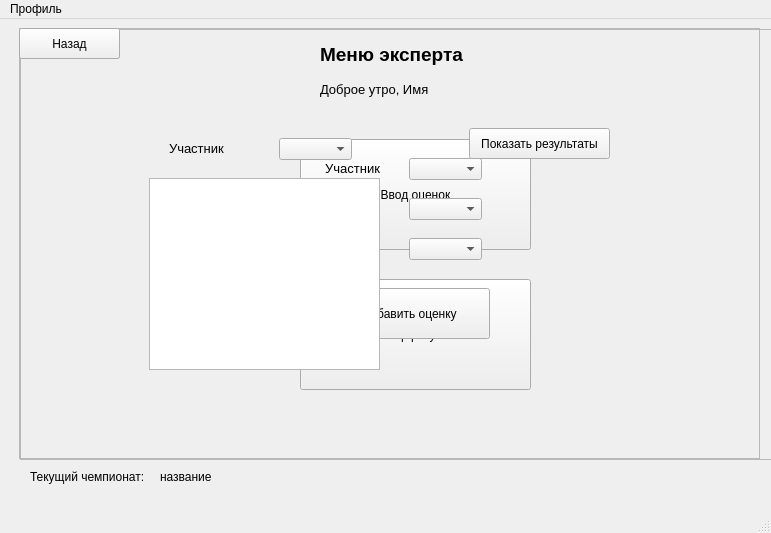
Qt form ui_files/ExpertWindowUi.ui (antons201/WorldSkills__CourseWork) before a commit.
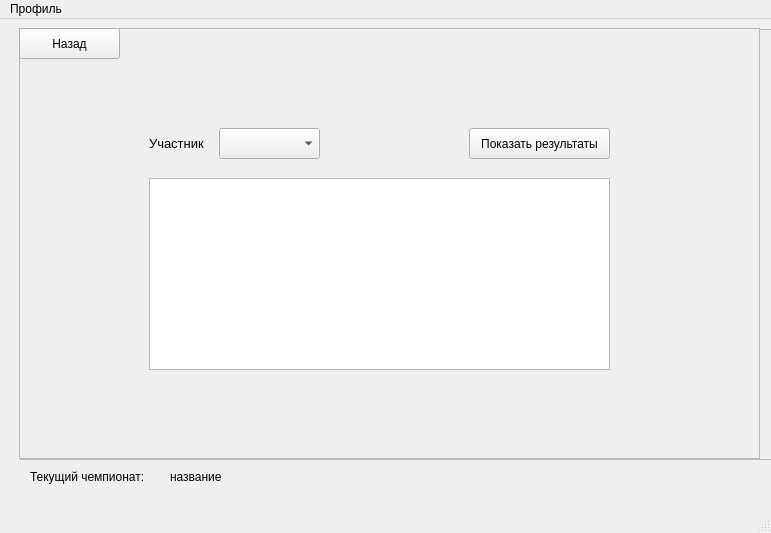
The same form after that commit.

The edit to the form file:
```diff
--- a/ui_files/ExpertWindowUi.ui
+++ b/ui_files/ExpertWindowUi.ui
@@ -23,6 +23,9 @@
       <height>431</height>
      </rect>
     </property>
+    <property name="autoFillBackground">
+     <bool>true</bool>
+    </property>
     <property name="frameShape">
      <enum>QFrame::StyledPanel</enum>
     </property>
@@ -70,8 +73,8 @@
     <widget class="QPushButton" name="ResultsButton">
      <property name="geometry">
       <rect>
-       <x>280</x>
-       <y>250</y>
+       <x>260</x>
+       <y>240</y>
        <width>231</width>
        <height>111</height>
       </rect>
@@ -83,10 +86,10 @@
     <widget class="QPushButton" name="EnterRatingsButton">
      <property name="geometry">
       <rect>
-       <x>280</x>
+       <x>260</x>
        <y>110</y>
        <width>231</width>
-       <height>111</height>
+       <height>101</height>
       </rect>
      </property>
      <property name="text">
@@ -103,6 +106,9 @@
       <height>431</height>
      </rect>
     </property>
+    <property name="autoFillBackground">
+     <bool>true</bool>
+    </property>
     <property name="frameShape">
      <enum>QFrame::StyledPanel</enum>
     </property>
@@ -113,9 +119,9 @@
      <property name="geometry">
       <rect>
        <x>390</x>
-       <y>130</y>
-       <width>73</width>
-       <height>22</height>
+       <y>110</y>
+       <width>101</width>
+       <height>31</height>
       </rect>
      </property>
     </widget>
@@ -123,14 +129,17 @@
      <property name="geometry">
       <rect>
        <x>280</x>
-       <y>130</y>
-       <width>81</width>
-       <height>21</height>
+       <y>110</y>
+       <width>91</width>
+       <height>31</height>
       </rect>
      </property>
      <property name="font">
       <font>
-       <pointsize>10</pointsize>
+       <pointsize>12</pointsize>
+       <weight>75</weight>
+       <bold>true</bold>
+       <underline>true</underline>
       </font>
      </property>
      <property name="text">
@@ -143,15 +152,18 @@
     <widget class="QLabel" name="ModulLabel">
      <property name="geometry">
       <rect>
-       <x>280</x>
-       <y>170</y>
+       <x>290</x>
+       <y>160</y>
        <width>81</width>
        <height>21</height>
       </rect>
      </property>
      <property name="font">
       <font>
-       <pointsize>10</pointsize>
+       <pointsize>12</pointsize>
+       <weight>75</weight>
+       <bold>true</bold>
+       <underline>true</underline>
       </font>
      </property>
      <property name="text">
@@ -165,24 +177,27 @@
      <property name="geometry">
       <rect>
        <x>390</x>
-       <y>170</y>
-       <width>73</width>
-       <height>22</height>
+       <y>160</y>
+       <width>101</width>
+       <height>31</height>
       </rect>
      </property>
     </widget>
     <widget class="QLabel" name="MarkLabel">
      <property name="geometry">
       <rect>
-       <x>280</x>
+       <x>290</x>
        <y>210</y>
        <width>81</width>
-       <height>21</height>
+       <height>31</height>
       </rect>
      </property>
      <property name="font">
       <font>
-       <pointsize>10</pointsize>
+       <pointsize>12</pointsize>
+       <weight>75</weight>
+       <bold>true</bold>
+       <underline>true</underline>
       </font>
      </property>
      <property name="text">
@@ -197,20 +212,57 @@
       <rect>
        <x>390</x>
        <y>210</y>
-       <width>73</width>
-       <height>22</height>
+       <width>101</width>
+       <height>31</height>
       </rect>
      </property>
     </widget>
     <widget class="QPushButton" name="PushButton">
      <property name="geometry">
       <rect>
-       <x>310</x>
+       <x>290</x>
        <y>260</y>
-       <width>161</width>
-       <height>51</height>
+       <width>201</width>
+       <height>41</height>
       </rect>
      </property>
+     <property name="palette">
+      <palette>
+       <active>
+        <colorrole role="Button">
+         <brush brushstyle="SolidPattern">
+          <color alpha="255">
+           <red>0</red>
+           <green>85</green>
+           <blue>0</blue>
+          </color>
+         </brush>
+        </colorrole>
+       </active>
+       <inactive>
+        <colorrole role="Button">
+         <brush brushstyle="SolidPattern">
+          <color alpha="255">
+           <red>0</red>
+           <green>85</green>
+           <blue>0</blue>
+          </color>
+         </brush>
+        </colorrole>
+       </inactive>
+       <disabled>
+        <colorrole role="Button">
+         <brush brushstyle="SolidPattern">
+          <color alpha="255">
+           <red>0</red>
+           <green>85</green>
+           <blue>0</blue>
+          </color>
+         </brush>
+        </colorrole>
+       </disabled>
+      </palette>
+     </property>
      <property name="text">
       <string>Добавить оценку</string>
      </property>
@@ -238,6 +290,9 @@
       <height>431</height>
      </rect>
     </property>
+    <property name="autoFillBackground">
+     <bool>true</bool>
+    </property>
     <property name="frameShape">
      <enum>QFrame::StyledPanel</enum>
     </property>
@@ -247,20 +302,20 @@
     <widget class="QComboBox" name="CompetitorComboBox">
      <property name="geometry">
       <rect>
-       <x>260</x>
-       <y>110</y>
-       <width>73</width>
-       <height>22</height>
+       <x>200</x>
+       <y>100</y>
+       <width>101</width>
+       <height>31</height>
       </rect>
      </property>
     </widget>
     <widget class="QLabel" name="CompetitorLabel">
      <property name="geometry">
       <rect>
-       <x>150</x>
-       <y>110</y>
-       <width>91</width>
-       <height>21</height>
+       <x>130</x>
+       <y>100</y>
+       <width>111</width>
+       <height>31</height>
       </rect>
      </property>
      <property name="font">
@@ -290,7 +345,7 @@
       <rect>
        <x>130</x>
        <y>150</y>
-       <width>231</width>
+       <width>461</width>
        <height>192</height>
       </rect>
      </property>
@@ -325,9 +380,9 @@
    <widget class="QLabel" name="NameChempionshipsLabel">
     <property name="geometry">
      <rect>
-      <x>160</x>
+      <x>170</x>
       <y>450</y>
-      <width>81</width>
+      <width>341</width>
       <height>16</height>
      </rect>
     </property>
```
Left out of the diff: 2 changed lines with no effect on the pictures.
